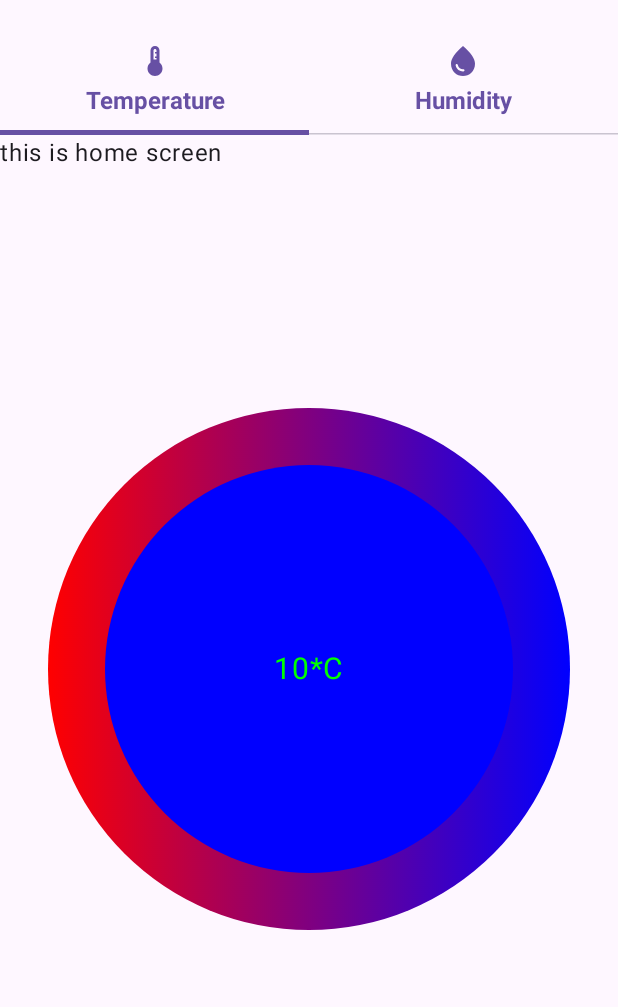
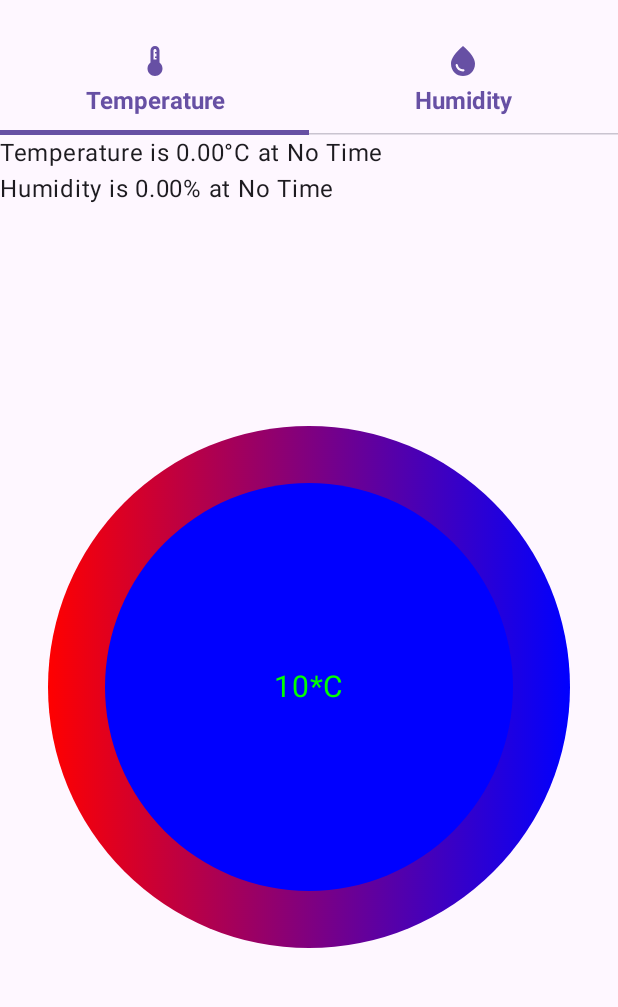
Before and after one commit to giaongo/HomeWeather, an Android app built with Jetpack Compose: the HomeScreen screen opened through its navigation route, on a phone screen of 412 x 824 dp, the part 69-1076 px from its top. Run offline under Robolectric (Android 15) with nearby library versions, the phone set to English and light mode, and no system bars; our stand-ins replace livedata-compose; 2 statements that could not run were skipped.

Commit message:
enable mock sensor data ín BluetoothLEService.kt and fetch the data in MainActivity.kt. Display the data to UI in HomeScreen

```diff
--- a/HomeWeather/app/src/main/java/fi/metropolia/homeweather/ui/views/HomeScreen.kt
+++ b/HomeWeather/app/src/main/java/fi/metropolia/homeweather/ui/views/HomeScreen.kt
@@ -11,7 +11,7 @@ import androidx.compose.material3.TabRow
 import androidx.compose.material3.Text
 import androidx.compose.runtime.Composable
 import androidx.compose.runtime.getValue
-import androidx.compose.runtime.mutableStateOf
+import androidx.compose.runtime.mutableIntStateOf
 import androidx.compose.runtime.remember
 import androidx.compose.runtime.setValue
 import androidx.compose.ui.Alignment
@@ -24,12 +24,23 @@ import androidx.compose.ui.tooling.preview.Preview
 import androidx.compose.ui.unit.dp
 import androidx.compose.ui.unit.sp
 import fi.metropolia.homeweather.R
+import fi.metropolia.homeweather.util.service.SensorMeasurement
+import java.time.LocalDateTime
+import java.time.format.DateTimeFormatter
 
 @Composable
-fun HomeScreen(modifier: Modifier = Modifier) {
+fun HomeScreen(modifier: Modifier = Modifier,
+               temperature: SensorMeasurement?,
+               humidity: SensorMeasurement?) {
     var tabIndex by remember {
-        mutableStateOf(0)
+        mutableIntStateOf(0)
     }
+    val formatter = DateTimeFormatter.ofPattern("yyyy-MM-dd HH:mm")
+    val temperatureData = String.format("%.2f", temperature?.value ?: 0.0f)
+    val humidityData = String.format("%.2f", humidity?.value ?: 0.0f)
+    val temperatureTimeStamp = temperature?.timeStamp?.format(formatter) ?: "No Time"
+    val humidityTimeStamp = humidity?.timeStamp?.format(formatter) ?: "No Time"
+
     val titles = listOf("Temperature", "Humidity")
     Column(modifier = modifier) {
         TabRow(selectedTabIndex = tabIndex) {
@@ -54,7 +65,9 @@ fun HomeScreen(modifier: Modifier = Modifier) {
                 )
             }
         }
-        Text(text = "this is home screen")
+
+        Text(text = "Temperature is $temperatureData°C at $temperatureTimeStamp")
+        Text(text = "Humidity is $humidityData% at $humidityTimeStamp")
         CircleInfo()
     }
 }
@@ -94,5 +107,7 @@ fun CircleInfo() {
 @Preview(showBackground = true)
 @Composable
 fun HomeScreenPreview() {
-    HomeScreen()
+    HomeScreen(
+        temperature = SensorMeasurement(50.0f, LocalDateTime.now()),
+        humidity = SensorMeasurement(100.0f, LocalDateTime.now()))
 }
--- a/HomeWeather/app/src/main/java/fi/metropolia/homeweather/ui/views/MainActivity.kt
+++ b/HomeWeather/app/src/main/java/fi/metropolia/homeweather/ui/views/MainActivity.kt
@@ -63,7 +63,7 @@ class MainActivity : ComponentActivity() {
     override fun onCreate(savedInstanceState: Bundle?) {
         super.onCreate(savedInstanceState)
 
-        // Start and bind Bluetooth Service
+        // Start and bind Bluetooth Background Service
         Intent(applicationContext,BluetoothLEService::class.java).apply {
             startForegroundService(this)
             bindService(this, serviceConnect, Context.BIND_AUTO_CREATE)
@@ -111,6 +111,8 @@ fun MainApp(appViewModel: AppViewModel) {
     }
     val navController = rememberNavController()
     val bluetoothLEService = appViewModel.bluetoothLEServiceLiveData.observeAsState()
+    val temperatureValue = bluetoothLEService.value?.temperature?.observeAsState()
+    val humidityValue = bluetoothLEService.value?.humidity?.observeAsState()
 
     val items = listOf(
         DrawerItem(
@@ -185,8 +187,10 @@ fun MainApp(appViewModel: AppViewModel) {
                     }
                 })
             }) {
-                NavHost(navController = navController, startDestination = "bluetooth", modifier = Modifier.padding(it)) {
-                    composable("home") { HomeScreen()}
+                NavHost(navController = navController, startDestination = "home", modifier = Modifier.padding(it)) {
+                    composable("home") {
+                        HomeScreen(temperature = temperatureValue?.value, humidity = humidityValue?.value)
+                    }
                     composable("bluetooth") { bluetoothLEService.value?.let { service ->
                         BluetoothScreen(service)
                     }}
```
Also changed, not shown: HomeWeather/app/src/main/java/fi/metropolia/homeweather/util/service/BluetoothLEService.kt (+69 -3 lines).
